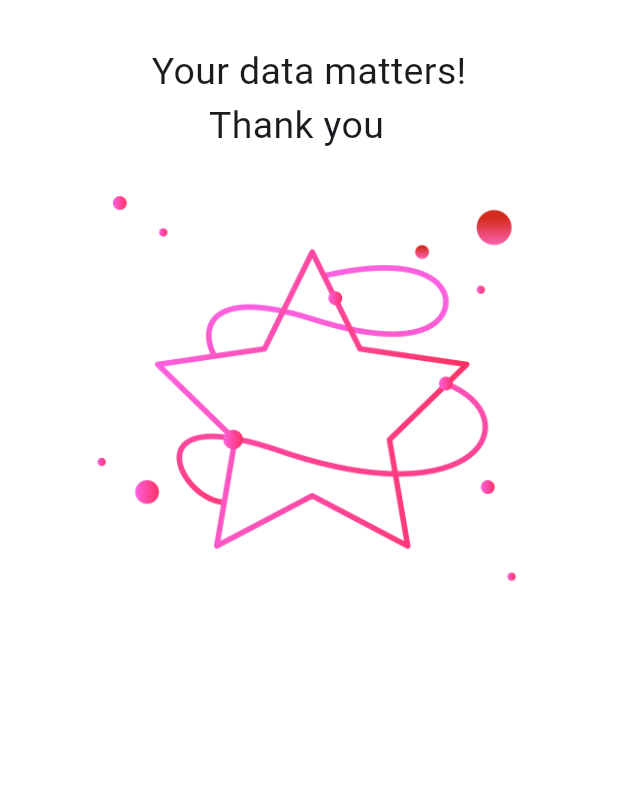
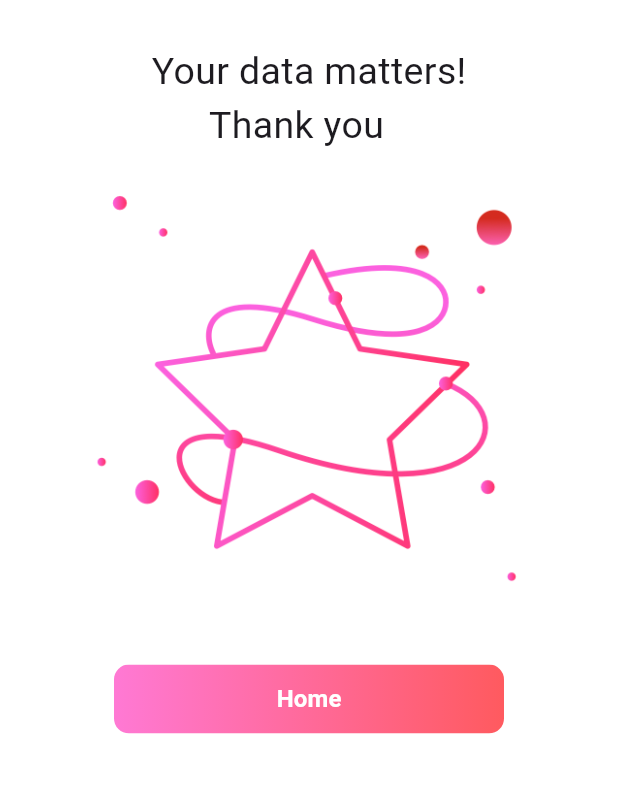
Before and after one commit to anusii/msfatigue, a Flutter app: the SurveyCompleted screen opened directly, on a phone screen of 412 x 824 dp, the part 120-913 px from its top. Run offline on Flutter 3.47's test engine with Material 3 defaults, Android fonts, the phone set to English and light mode, and no system bars; our stand-ins replace equatable, flutter_bloc, flutter_markdown, gap, package_info_plus, shared_preferences and 1 more; missing offline and left inert: rdflib, solidpod, window_manager; accounts and stored records are empty.

Commit message:
update survey_completed page

```diff
--- a/lib/questionnaire/suvey_completed.dart
+++ b/lib/questionnaire/suvey_completed.dart
@@ -4,6 +4,7 @@ import 'package:gap/gap.dart';
 
 import 'package:msfatigue/widgets/drawer/side_drawer.dart';
 import 'package:msfatigue/widgets/image/image.dart';
+import 'package:msfatigue/questionnaire/welcome_back.dart';
 
 class SurveyCompleted extends StatefulWidget {
   const SurveyCompleted({super.key});
@@ -23,8 +24,9 @@ class _SurveyCompletedState extends State<SurveyCompleted> {
       context: context,
       builder: (BuildContext dialogContext) {
         return Dialog(
-          shape:
-              RoundedRectangleBorder(borderRadius: BorderRadius.circular(16)),
+          shape: RoundedRectangleBorder(
+            borderRadius: BorderRadius.circular(16),
+          ),
           child: Container(
             padding: const EdgeInsets.fromLTRB(24, 5, 24, 24),
             decoration: BoxDecoration(
@@ -35,16 +37,15 @@ class _SurveyCompletedState extends State<SurveyCompleted> {
             child: Column(
               mainAxisSize: MainAxisSize.min,
               children: [
-                SizedBox(
-                  height: 30,
-                ),
+                const SizedBox(height: 30),
                 const Text(
                   "Are you sure you want to end now?",
                   textAlign: TextAlign.center,
                   style: TextStyle(
                     fontSize: 28,
                     fontWeight: FontWeight.w400,
-                      color: Colors.black),
+                    color: Colors.black,
+                  ),
                 ),
                 const SizedBox(height: 40),
                 const Text(
@@ -56,7 +57,8 @@ class _SurveyCompletedState extends State<SurveyCompleted> {
                 GestureDetector(
                   onTap: () {
                     Navigator.pop(dialogContext);
-                    // _submitSurvey();
+                    // Perform "end now" logic, e.g. pop to home
+                    // Navigator.popUntil(context, (route) => route.isFirst);
                   },
                   child: Container(
                     width: 200,
@@ -76,7 +78,8 @@ class _SurveyCompletedState extends State<SurveyCompleted> {
                         style: TextStyle(
                           color: Colors.white,
                           fontWeight: FontWeight.bold,
-                            fontSize: 16),
+                          fontSize: 16,
+                        ),
                       ),
                     ),
                   ),
@@ -90,7 +93,8 @@ class _SurveyCompletedState extends State<SurveyCompleted> {
                     style: OutlinedButton.styleFrom(
                       side: const BorderSide(color: Colors.pink),
                       shape: RoundedRectangleBorder(
-                          borderRadius: BorderRadius.circular(5)),
+                        borderRadius: BorderRadius.circular(5),
+                      ),
                       padding: EdgeInsets.zero,
                     ),
                     child: const Center(
@@ -99,7 +103,8 @@ class _SurveyCompletedState extends State<SurveyCompleted> {
                         style: TextStyle(
                           color: Colors.black,
                           fontWeight: FontWeight.w300,
-                            fontSize: 16),
+                          fontSize: 16,
+                        ),
                       ),
                     ),
                   ),
@@ -109,6 +114,18 @@ class _SurveyCompletedState extends State<SurveyCompleted> {
           ),
         );
       },
+    );
+  }
+
+  /// Navigate to WelcomeBackScreen.
+
+  void _goHome() {
+    // If you want to remove the entire navigation stack:
+
+    Navigator.pushAndRemoveUntil(
+      context,
+      MaterialPageRoute(builder: (context) => const WelcomeBackScreen()),
+      (route) => false,
     );
   }
 
@@ -124,8 +141,6 @@ class _SurveyCompletedState extends State<SurveyCompleted> {
         centerTitle: true,
         iconTheme: const IconThemeData(size: 40, color: Colors.grey),
         title: iconImage,
-
-        // Place the "End now" button in the top-right corner of the app bar.
 
         actions: [
           Padding(
@@ -156,12 +171,10 @@ class _SurveyCompletedState extends State<SurveyCompleted> {
             const Gap(30),
             Center(
               child: Padding(
-                padding: const EdgeInsets.fromLTRB(10, 0, 10, 0),
+                padding: const EdgeInsets.symmetric(horizontal: 10),
                 child: const Text(
                   "Your data matters!\n      Thank you",
-                  style: TextStyle(
-                    fontSize: 25,
-                  ),
+                  style: TextStyle(fontSize: 25),
                   textAlign: TextAlign.left,
                 ),
               ),
@@ -173,6 +186,49 @@ class _SurveyCompletedState extends State<SurveyCompleted> {
                 height: 300,
               ),
             ),
+            const Gap(30),
+
+            // Home button that navigates to WelcomeBackScreen.
+
+            SizedBox(
+              width: 260,
+              child: ElevatedButton(
+                onPressed: _goHome,
+                style: ElevatedButton.styleFrom(
+                  padding: EdgeInsets.zero,
+                  backgroundColor: Colors.transparent,
+                  shadowColor: Colors.transparent,
+                  shape: RoundedRectangleBorder(
+                    borderRadius: BorderRadius.circular(10),
+                  ),
+                ),
+                child: Ink(
+                  decoration: BoxDecoration(
+                    gradient: const LinearGradient(
+                      colors: [
+                        Color(0xFFFF79D4),
+                        Color(0xFFFF5A5F),
+                      ],
+                      begin: Alignment.centerLeft,
+                      end: Alignment.centerRight,
+                    ),
+                    borderRadius: BorderRadius.circular(10),
+                  ),
+                  child: Container(
+                    alignment: Alignment.center,
+                    height: 46,
+                    child: const Text(
+                      'Home',
+                      style: TextStyle(
+                        fontSize: 16,
+                        color: Colors.white,
+                        fontWeight: FontWeight.bold,
+                      ),
+                    ),
+                  ),
+                ),
+              ),
+            )
           ],
         ),
       ),
```
Lines whose indentation alone changed are shown as unchanged.
